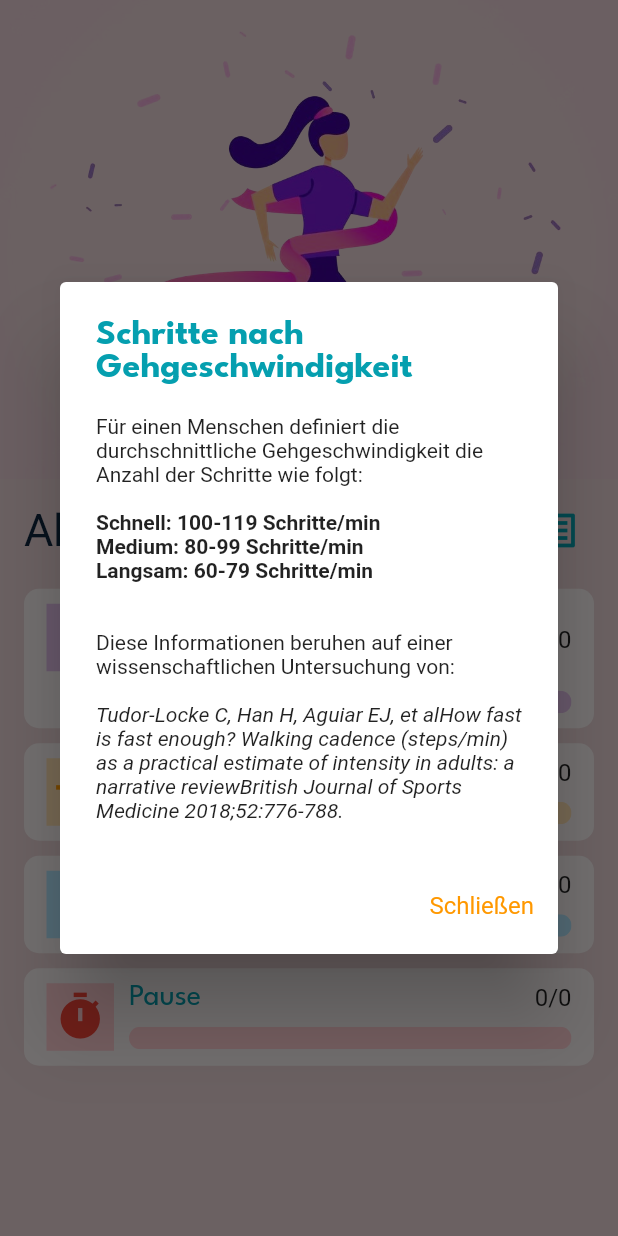
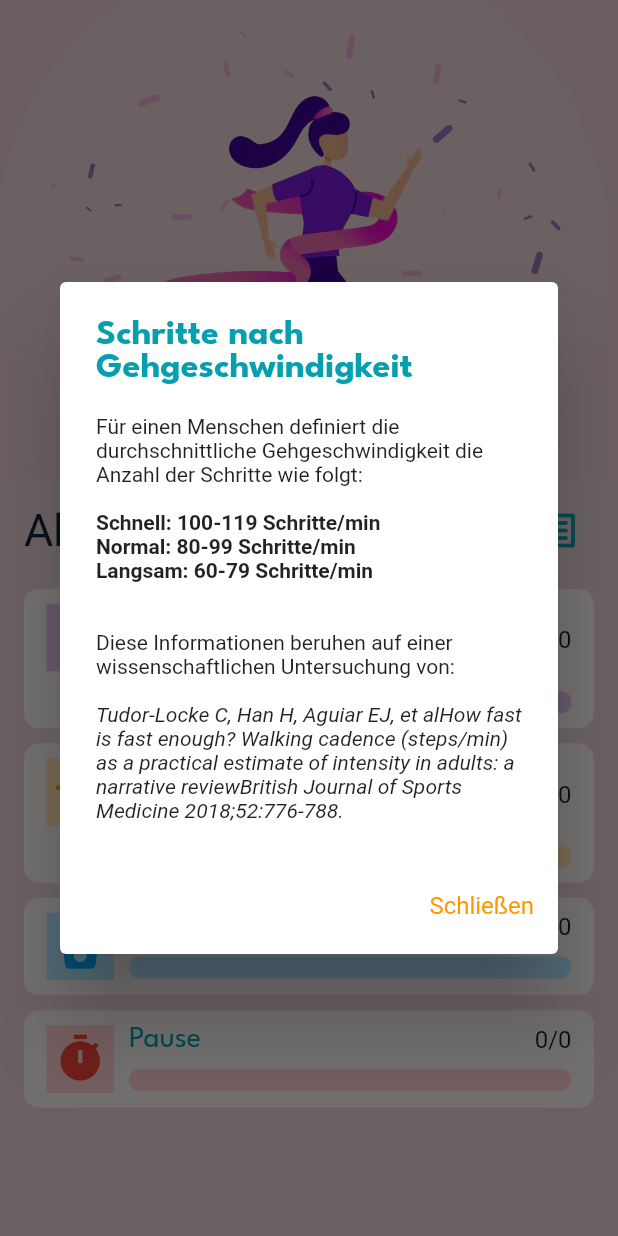
Before and after one commit to sourav-bh/carda-fit, a Flutter app: the UserActivityPage screen opened by its route, after a tap on the "info" icon, on a phone screen of 412 x 824 dp. Run offline on Flutter 3.47's test engine with Material 2 defaults, Android fonts, the phone set to English and light mode, and no system bars; our stand-ins replace cached_network_image, firebase_core, firebase_messaging, flutter_local_notifications, flutter_svg, flutter_tts and 6 more; missing offline and left inert: any_link_preview, dart:ffi, excel, gradient_slide_to_act, random_avatar; accounts and stored records are empty; Roboto replaces fonts that are missing (NotoSans).

Commit message:
Update user_activity_item.dart
Added Info Icon Button next to 'Übung'

```diff
--- a/lib/view/widgets/user_activity_item.dart
+++ b/lib/view/widgets/user_activity_item.dart
@@ -76,7 +76,56 @@ class UserActivityItemView extends StatelessWidget {
                                             TextSpan(
                                               text:
                                               "Schnell: 100-119 Schritte/min\n"
-                                                "Medium: 80-99 Schritte/min\n"
+                                                  "Normal: 80-99 Schritte/min\n"
+                                                  "Langsam: 60-79 Schritte/min\n\n\n",
+                                              style: TextStyle(color: Colors.black87, fontWeight: FontWeight.bold),
+                                            ),
+                                            TextSpan(
+                                              text: "Diese Informationen beruhen auf einer wissenschaftlichen Untersuchung von:\n\n",
+                                              style: TextStyle(color: Colors.black87),
+                                            ),
+                                            TextSpan(
+                                              text: "Tudor-Locke C, Han H, Aguiar EJ, et alHow fast is fast enough? Walking cadence (steps/min) as a practical estimate of intensity in adults: a narrative reviewBritish Journal of Sports Medicine 2018;52:776-788.",
+                                              style: TextStyle(color: Colors.black87, fontStyle: FontStyle.italic),
+                                            ),
+                                          ]
+                                      ),
+                                    ),
+                                    actions: [
+                                      TextButton(
+                                        onPressed: () {
+                                          Navigator.of(context).pop();
+                                        },
+                                        child: const Text('Schließen', style: TextStyle(color: Colors.orange),),
+                                      ),
+                                    ],
+                                  );
+                                },
+                              );
+                            },
+                          ),
+                        if (title ==
+                            "Übung") // Falls title == Übung, dann zeige ein IconButton
+                          IconButton(
+                            icon: const Icon(Icons.info),
+                            color: highlightColor,
+                            onPressed: () {
+                              showDialog(
+                                context: context,
+                                builder: (context) {
+                                  return AlertDialog(
+                                    title: const Text('Schritte nach Gehgeschwindigkeit'),
+                                    content: RichText (
+                                      text: const TextSpan (
+                                          children: <TextSpan> [
+                                            TextSpan(
+                                              text: "Für einen Menschen definiert die durchschnittliche Gehgeschwindigkeit die Anzahl der Schritte wie folgt:\n\n",
+                                              style: TextStyle(color: Colors.black87),
+                                            ),
+                                            TextSpan(
+                                              text:
+                                              "Schnell: 100-119 Schritte/min\n"
+                                                  "Normal: 80-99 Schritte/min\n"
                                                   "Langsam: 60-79 Schritte/min\n\n\n",
                                               style: TextStyle(color: Colors.black87, fontWeight: FontWeight.bold),
                                             ),
```
Lines whose indentation alone changed are shown as unchanged.
